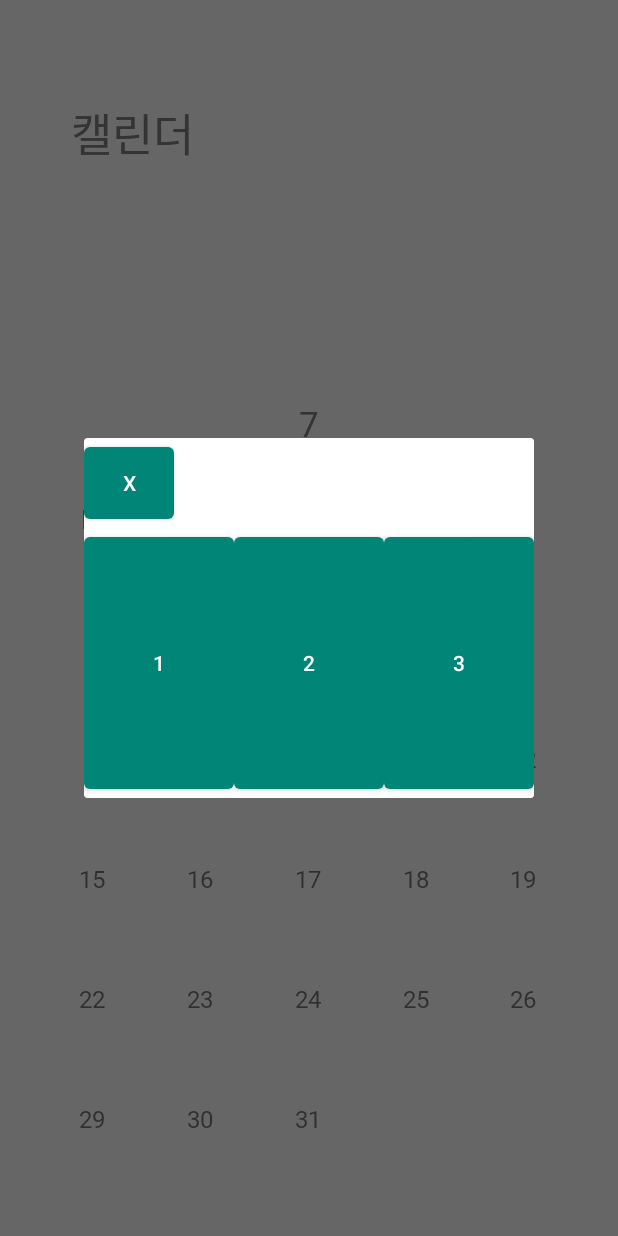
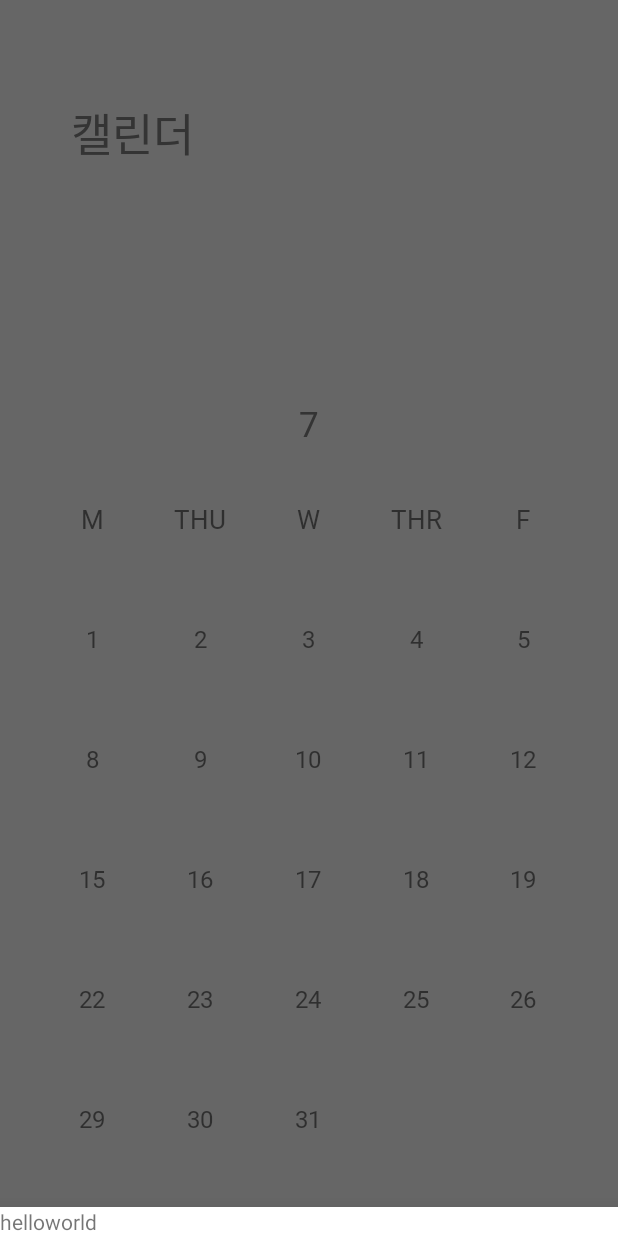
Before and after one commit to dounobts/SunrinThonClient, an Android app: the fragment SelectDateFragment placed in its activity, after a tap on "10", on a phone screen of 412 x 824 dp. Run offline under Robolectric (Android 15) with nearby library versions, the phone set to English and light mode, and no system bars.

Commit message:
add select date bottom sheet

```diff
--- a/app/src/main/AndroidManifest.xml
+++ b/app/src/main/AndroidManifest.xml
@@ -13,13 +13,13 @@
 
         android:theme="@style/AppTheme">
         <activity android:name=".Activities.LoginActivity">
+        </activity>
+        <activity android:name=".Activities.MainActivity">
             <intent-filter>
                 <action android:name="android.intent.action.MAIN" />
                 <category android:name="android.intent.category.LAUNCHER" />
             </intent-filter>
         </activity>
-        <activity android:name=".Activities.MainActivity">
-        </activity>
     </application>
 
 </manifest>
--- a/app/src/main/java/com/example/sunrinthonclient/CalendarPagerAdapter.java
+++ b/app/src/main/java/com/example/sunrinthonclient/CalendarPagerAdapter.java
@@ -13,14 +13,19 @@ import java.util.Calendar;
 import java.util.GregorianCalendar;
 
 import androidx.annotation.NonNull;
+import androidx.fragment.app.FragmentManager;
 import androidx.viewpager.widget.PagerAdapter;
+
+import com.example.sunrinthonclient.Fragments.SelectDateBottomSheetFragment;
 
 public class CalendarPagerAdapter extends PagerAdapter {
 
     private Context mContext = null ;
+    private FragmentManager fragmentManager;
 
-    public CalendarPagerAdapter(Context context) {
+    public CalendarPagerAdapter(Context context, FragmentManager fragmentManager) {
         mContext = context;
+        this.fragmentManager = fragmentManager;
     }
 
     @Override
@@ -104,7 +109,10 @@ public class CalendarPagerAdapter extends PagerAdapter {
                     Log.i("calendar", "month : " + month);
                     Log.i("calendar", "day : " + ((TextView)view).getText().toString());
 
-                    new SelectTimeDialog(mContext).show();
+                    //new SelectTimeDialog(mContext).show();
+                    SelectDateBottomSheetFragment bottomSheetDialog = SelectDateBottomSheetFragment.getInstance();
+                    bottomSheetDialog.show(fragmentManager,"bottomSheet");
+
                 }
             });
         }
--- /dev/null
+++ b/app/src/main/java/com/example/sunrinthonclient/Fragments/SelectDateBottomSheetFragment.java
@@ -0,0 +1,24 @@
+package com.example.sunrinthonclient.Fragments;
+
+import android.os.Bundle;
+import android.view.LayoutInflater;
+import android.view.View;
+import android.view.ViewGroup;
+
+import androidx.annotation.NonNull;
+import androidx.annotation.Nullable;
+
+import com.example.sunrinthonclient.R;
+import com.google.android.material.bottomsheet.BottomSheetDialog;
+import com.google.android.material.bottomsheet.BottomSheetDialogFragment;
+
+public class SelectDateBottomSheetFragment extends BottomSheetDialogFragment {
+    public static SelectDateBottomSheetFragment getInstance() { return new SelectDateBottomSheetFragment(); }
+
+    @Nullable
+    @Override
+    public View onCreateView(@NonNull LayoutInflater inflater, @Nullable ViewGroup container, @Nullable Bundle savedInstanceState) {
+        View view = inflater.inflate(R.layout.bottomsheet_selectdate, container, false);
+        return view;
+    }
+}
--- a/app/src/main/java/com/example/sunrinthonclient/Fragments/SelectDateFragment.java
+++ b/app/src/main/java/com/example/sunrinthonclient/Fragments/SelectDateFragment.java
@@ -22,7 +22,7 @@ public class SelectDateFragment extends Fragment {
         view = inflater.inflate(R.layout.fragment_select_date, container, false);
 
         viewPager = view.findViewById(R.id.calandar_viewPager);
-        CalendarPagerAdapter calendarPagerAdapter = new CalendarPagerAdapter(getContext());
+        CalendarPagerAdapter calendarPagerAdapter = new CalendarPagerAdapter(getContext(), getFragmentManager());
         viewPager.setAdapter(calendarPagerAdapter);
         setCalendar();
 
--- /dev/null
+++ b/app/src/main/res/layout/bottomsheet_selectdate.xml
@@ -0,0 +1,10 @@
+<?xml version="1.0" encoding="utf-8"?>
+<LinearLayout xmlns:android="http://schemas.android.com/apk/res/android"
+    android:orientation="vertical" android:layout_width="match_parent"
+    android:layout_height="match_parent">
+
+    <TextView
+        android:layout_width="wrap_content"
+        android:layout_height="wrap_content"
+        android:text="helloworld"/>
+</LinearLayout>
```
